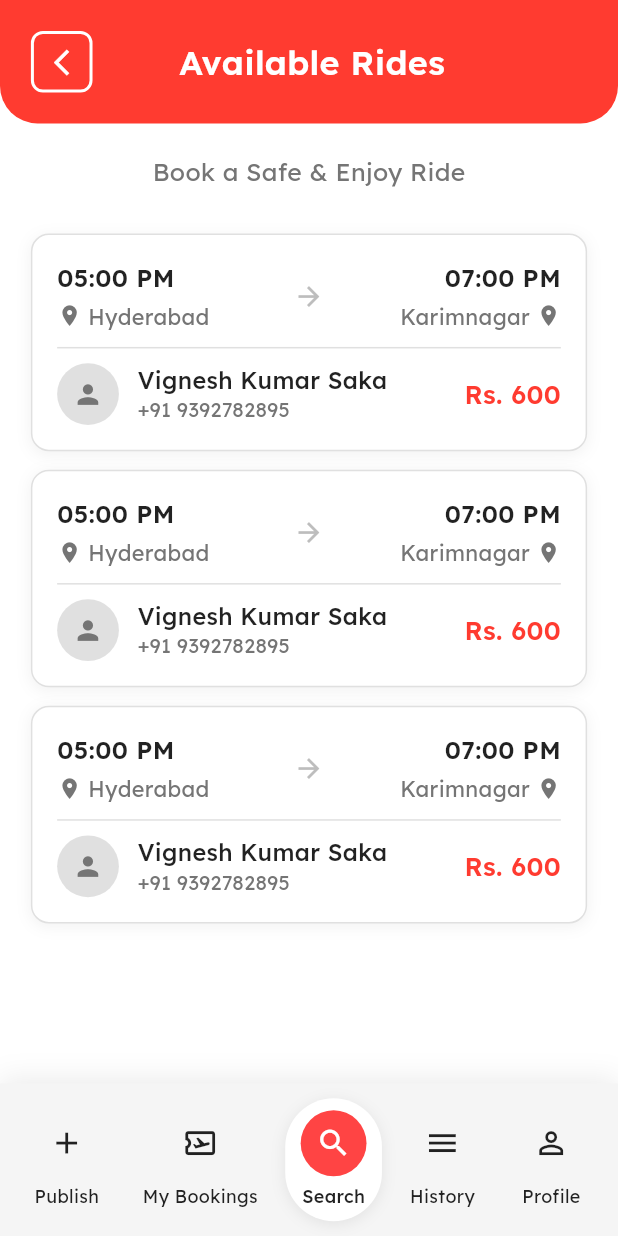
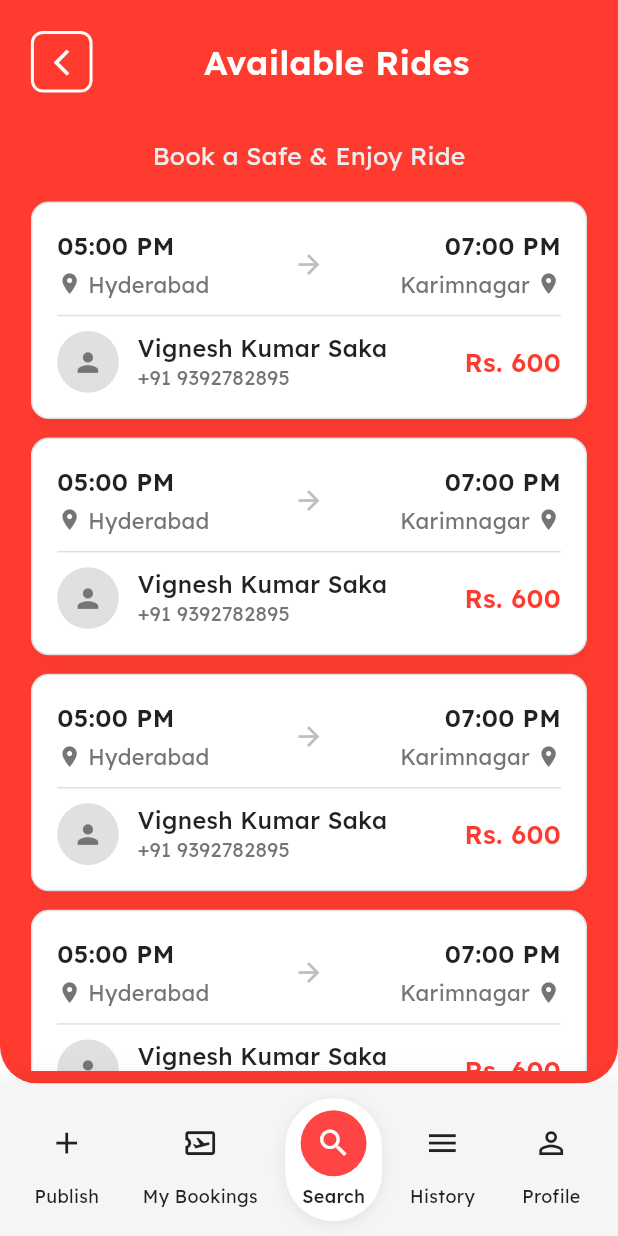
Before and after one commit to vignesh-saka/Car-Booking, a Flutter app: the AvailableRidesScreen screen opened directly with empty values, on a phone screen of 412 x 824 dp. Run offline on Flutter 3.47's test engine with Material 3 defaults, Android fonts, the phone set to English and light mode, and no system bars; our stand-ins replace google_fonts, image_picker.

Commit message:
made changes

```diff
--- a/lib/Screens/Avalabile_Ride_Screens/avalabile_rides_screen.dart
+++ b/lib/Screens/Avalabile_Ride_Screens/avalabile_rides_screen.dart
@@ -1,5 +1,10 @@
 import 'package:bookmycar/Screens/Avalabile_Ride_Screens/ride_detail_screen.dart';
-import 'package:bookmycar/Screens/Comman/nav_bar_item.dart';
+import 'package:bookmycar/Screens/Comman/bottom_navigation.dart';
+import 'package:bookmycar/Screens/History_Screens/Screens/history_screen.dart';
+import 'package:bookmycar/Screens/My_Booking_Screens/Screens/my_bookings_screen.dart';
+import 'package:bookmycar/Screens/Profile_Screen/profile_screen.dart';
+import 'package:bookmycar/Screens/Publish_Ride_Screens/publishride_screen.dart';
+import 'package:bookmycar/Screens/Serach_Screen/search_screen.dart';
 import 'package:flutter/material.dart';
 import 'package:google_fonts/google_fonts.dart';
 
@@ -62,14 +67,87 @@ class _AvailableRidesScreenState extends State<AvailableRidesScreen> {
       price: 600,
       date: 'Mon 12 November 2025',
     ),
+    RideData(
+      departureTime: '05:00 PM',
+      arrivalTime: '07:00 PM',
+      fromCity: 'Hyderabad',
+      toCity: 'Karimnagar',
+      driverName: 'Vignesh Kumar Saka',
+      driverPhone: '+91 9392782895',
+      totalSeats: 4,
+      bookedSeats: 0,
+      price: 600,
+      date: 'Mon 12 November 2025',
+    ),
+    RideData(
+      departureTime: '05:00 PM',
+      arrivalTime: '07:00 PM',
+      fromCity: 'Hyderabad',
+      toCity: 'Karimnagar',
+      driverName: 'Vignesh Kumar Saka',
+      driverPhone: '+91 9392782895',
+      totalSeats: 4,
+      bookedSeats: 0,
+      price: 600,
+      date: 'Mon 12 November 2025',
+    ),
+    RideData(
+      departureTime: '05:00 PM',
+      arrivalTime: '07:00 PM',
+      fromCity: 'Hyderabad',
+      toCity: 'Karimnagar',
+      driverName: 'Vignesh Kumar Saka',
+      driverPhone: '+91 9392782895',
+      totalSeats: 4,
+      bookedSeats: 0,
+      price: 600,
+      date: 'Mon 12 November 2025',
+    ),
   ];
 
   void onNavItemTapped(int index) {
     setState(() {
       selectedIndex = index;
     });
-    // TODO: Navigate to respective screens
-    print('Navigated to index: $index');
+    switch (index) {
+    case 0:
+      Navigator.push(
+        context,
+        MaterialPageRoute(builder: (context) => PublishRideScreen()),
+      );
+      break;
+
+    case 1:
+      Navigator.push(
+        context,
+        MaterialPageRoute(builder: (context) => MyBookingsScreen()),
+      );
+      break;
+
+    case 2:
+      Navigator.push(
+        context,
+        MaterialPageRoute(builder: (context) => SearchScreen()),
+      );
+      break;
+
+    case 3:
+      Navigator.push(
+        context,
+        MaterialPageRoute(builder: (context) => HistoryScreen()),
+      );
+      break;
+
+    case 4:
+      Navigator.push(
+        context,
+        MaterialPageRoute(builder: (context) => ProfileScreen()),
+      );
+      break;
+
+    default:
+      break;
+  }
   }
 
   void onRideSelected(RideData ride) {
@@ -92,10 +170,7 @@ class _AvailableRidesScreenState extends State<AvailableRidesScreen> {
     return Scaffold(
       backgroundColor: Colors.white,
       body: SafeArea(
-        child: Column(
-          children: [
-            // Red Header
-            Container(
+        child: Container(
           width: double.infinity,
           decoration: const BoxDecoration(
             color: Color(0xFFFF3B30),
@@ -104,7 +179,10 @@ class _AvailableRidesScreenState extends State<AvailableRidesScreen> {
               bottomRight: Radius.circular(25),
             ),
           ),
-              child: Padding(
+          child: Column(
+            children: [
+              // Red Header part
+              Padding(
                 padding: EdgeInsets.symmetric(
                   horizontal: screenWidth * 0.05,
                   vertical: screenHeight * 0.025,
@@ -138,26 +216,35 @@ class _AvailableRidesScreenState extends State<AvailableRidesScreen> {
                         ),
                       ),
                     ),
-                    SizedBox(width: screenWidth * 0.09),
+                    SizedBox(width: screenWidth * 0.01),
                   ],
+                ),
+              ),
+
+              // Subtitle inside the same red container
+              Padding(
+                padding: EdgeInsets.symmetric(
+                  horizontal: screenWidth * 0.05,
+                  vertical: screenHeight * 0.012,
+                ),
+                child: Text(
+                  'Book a Safe & Enjoy Ride',
+                  style: GoogleFonts.lexend(
+                    fontSize: screenWidth * 0.04,
+                    color: Colors.grey[200], // maybe lighter so it shows on red
                   ),
                 ),
               ),
 
-            // Subtitle
-            Padding(
-              padding: EdgeInsets.all(screenWidth * 0.05),
-              child: Text(
-                'Book a Safe & Enjoy Ride',
-                style: GoogleFonts.lexend(
-                  fontSize: screenWidth * 0.04,
-                  color: Colors.grey[600],
+              SizedBox(width: screenWidth * 0.09),
+
+              // Rides list area inside red container
+              Expanded(
+                child: Padding(
+                  padding: EdgeInsets.symmetric(
+                    horizontal: screenWidth * 0.05,
+                    vertical: screenHeight * 0.01,
                   ),
-              ),
-            ),
-
-            // Rides List
-            Expanded(
                   child: availableRides.isEmpty
                       ? Center(
                           child: Column(
@@ -180,85 +267,30 @@ class _AvailableRidesScreenState extends State<AvailableRidesScreen> {
                           ),
                         )
                       : ListView.builder(
-                      padding: EdgeInsets.symmetric(
-                        horizontal: screenWidth * 0.05,
-                        vertical: screenHeight * 0.01,
-                      ),
                           itemCount: availableRides.length,
                           itemBuilder: (context, index) {
                             return RideCard(
                               ride: availableRides[index],
                               screenWidth: screenWidth,
                               screenHeight: screenHeight,
-                          onTap: () => onRideSelected(availableRides[index]),
+                              onTap: () =>
+                                  onRideSelected(availableRides[index]),
                             );
                           },
+                        ),
                 ),
               ),
             ],
           ),
         ),
+      ),
 
       // Bottom Navigation
-      bottomNavigationBar: Container(
-        decoration: BoxDecoration(
-          color: const Color(0xFFF5F5F5),
-          boxShadow: [
-            BoxShadow(
-              color: Colors.black.withOpacity(0.08),
-              blurRadius: 15,
-              offset: const Offset(0, -3),
-            ),
-          ],
-        ),
-        child: SafeArea(
-          child: Padding(
-            padding: EdgeInsets.symmetric(
-              horizontal: screenWidth * 0.02,
-              vertical: screenHeight * 0.012,
-            ),
-            child: Row(
-              mainAxisAlignment: MainAxisAlignment.spaceAround,
-              children: [
-                NavBarItem(
-                  icon: Icons.add,
-                  label: 'Publish',
-                  isSelected: selectedIndex == 0,
+      bottomNavigationBar: BottomNavigation(
+        selectedIndex: selectedIndex,
+        onItemTapped: onNavItemTapped,
         screenWidth: screenWidth,
-                  onTap: () => onNavItemTapped(0),
-                ),
-                NavBarItem(
-                  icon: Icons.airplane_ticket_outlined,
-                  label: 'My Bookings',
-                  isSelected: selectedIndex == 1,
-                  screenWidth: screenWidth,
-                  onTap: () => onNavItemTapped(1),
-                ),
-                NavBarItem(
-                  icon: Icons.search,
-                  label: 'Search',
-                  isSelected: selectedIndex == 2,
-                  screenWidth: screenWidth,
-                  onTap: () => onNavItemTapped(2),
-                ),
-                NavBarItem(
-                  icon: Icons.menu,
-                  label: 'History',
-                  isSelected: selectedIndex == 3,
-                  screenWidth: screenWidth,
-                  onTap: () => onNavItemTapped(3),
-                ),
-                NavBarItem(
-                  icon: Icons.person_outline,
-                  label: 'Profile',
-                  isSelected: selectedIndex == 4,
-                  screenWidth: screenWidth,
-                  onTap: () => onNavItemTapped(4),
-                ),
-              ],
-            ),
-          ),
-        ),
+        screenHeight: screenHeight,
       ),
     );
   }
@@ -420,10 +452,7 @@ class RideCard extends StatelessWidget {
               ],
             ),
 
-            Divider(
-              height: screenHeight * 0.025,
-              color: Colors.grey[300],
-            ),
+            Divider(height: screenHeight * 0.025, color: Colors.grey[300]),
 
             // Driver Info
             Row(
```
Also changed, not shown: lib/Screens/Avalabile_Ride_Screens/booking_details_screen.dart (+69 -93 lines), lib/Screens/Avalabile_Ride_Screens/ride_detail_screen.dart (+73 -84 lines), lib/Screens/Publish_Ride_Screens/publishride_screen.dart (+22 -3 lines), lib/Screens/Publish_Ride_Screens/publishsucess_screen.dart (+16 -11 lines). Lines whose indentation alone changed are shown as unchanged.
